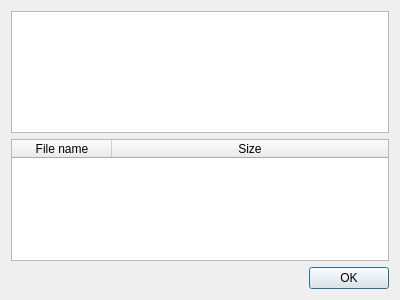
psakar/datovka, file src/gui/ui/dlg_view_zfo.ui: the form before one commit.
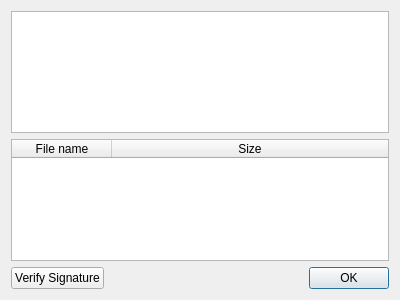
The form after the commit.

Commit message: ZFO file dialog shows basic information.

Patch:
```diff
--- a/src/gui/ui/dlg_view_zfo.ui
+++ b/src/gui/ui/dlg_view_zfo.ui
@@ -47,6 +47,28 @@
     </widget>
    </item>
    <item>
+    <layout class="QHBoxLayout" name="horizontalLayout">
+     <item>
+      <widget class="QPushButton" name="signaturePushButton">
+       <property name="text">
+        <string>Verify Signature</string>
+       </property>
+      </widget>
+     </item>
+     <item>
+      <spacer name="horizontalSpacer">
+       <property name="orientation">
+        <enum>Qt::Horizontal</enum>
+       </property>
+       <property name="sizeHint" stdset="0">
+        <size>
+         <width>40</width>
+         <height>20</height>
+        </size>
+       </property>
+      </spacer>
+     </item>
+     <item>
     <widget class="QDialogButtonBox" name="buttonBox">
      <property name="orientation">
       <enum>Qt::Horizontal</enum>
@@ -55,6 +77,8 @@
       <set>QDialogButtonBox::Ok</set>
      </property>
     </widget>
+     </item>
+    </layout>
    </item>
   </layout>
  </widget>
```
Left out of the diff: 6 changed lines with no effect on the pictures. Lines whose indentation alone changed are shown as unchanged. The commit also changes 6 other files.
